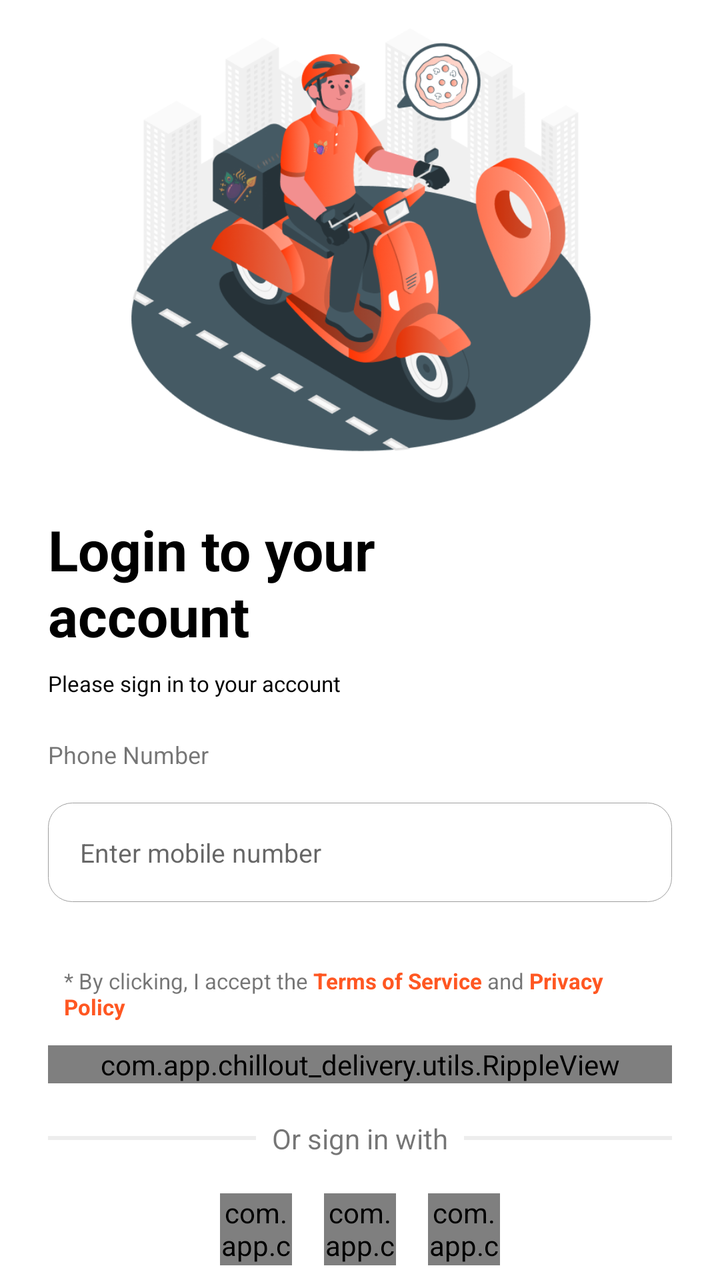
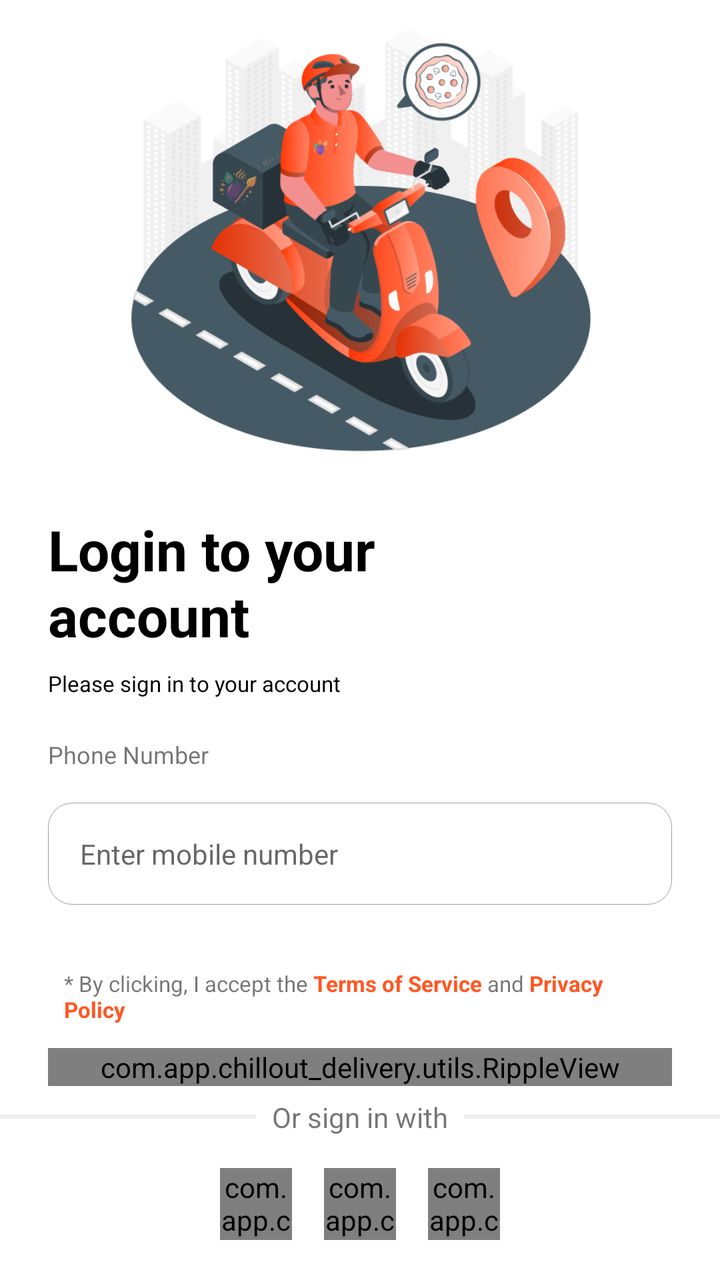

The first picture is an Android layout as it rendered before a commit; the second is the same layout after the commit. The layout source and the unified diff follow.
<!-- AndroidManifest.xml: application theme Theme.ChilloutDelivery -->
<!-- res/layout/activity_login.xml -->
<?xml version="1.0" encoding="utf-8"?>
<androidx.constraintlayout.widget.ConstraintLayout xmlns:android="http://schemas.android.com/apk/res/android"
    xmlns:app="http://schemas.android.com/apk/res-auto"
    xmlns:tools="http://schemas.android.com/tools"
    android:id="@+id/main"
    android:layout_width="match_parent"
    android:layout_height="match_parent"
    tools:context=".activity.LoginActivity">

    <androidx.appcompat.widget.AppCompatImageView
        android:id="@+id/vectorImg"
        android:layout_width="240dp"
        android:layout_height="240dp"
        app:srcCompat="@drawable/scooter_vector"
        app:layout_constraintStart_toStartOf="parent"
        app:layout_constraintEnd_toEndOf="parent"
        app:layout_constraintTop_toTopOf="parent"/>

    <androidx.constraintlayout.widget.ConstraintLayout
        android:layout_width="match_parent"
        android:layout_height="wrap_content"
        android:padding="8dp"
        app:layout_constraintTop_toBottomOf="@+id/vectorImg">

        <androidx.appcompat.widget.LinearLayoutCompat
            android:id="@+id/loginTxtLinear"
            android:layout_width="match_parent"
            android:layout_height="wrap_content"
            android:layout_marginStart="16dp"
            android:layout_marginEnd="16dp"
            android:layout_marginTop="8dp"
            android:orientation="vertical"
            app:layout_constraintTop_toTopOf="parent">

            <androidx.appcompat.widget.AppCompatTextView
                android:layout_width="match_parent"
                android:layout_height="wrap_content"
                android:text="Login to your account"
                android:textSize="28sp"
                android:textColor="@color/black"
                android:textStyle="bold"
                android:layout_marginEnd="120dp"/>

            <androidx.appcompat.widget.AppCompatTextView
                android:layout_width="match_parent"
                android:layout_height="wrap_content"
                android:text="Please sign in to your account"
                android:textSize="11sp"
                android:textColor="@color/black"
                android:layout_marginTop="8dp"/>

        </androidx.appcompat.widget.LinearLayoutCompat>

        <androidx.appcompat.widget.LinearLayoutCompat
            android:id="@+id/mobileLinear"
            android:layout_width="match_parent"
            android:layout_height="wrap_content"
            android:layout_marginStart="16dp"
            android:layout_marginEnd="16dp"
            android:layout_marginTop="20dp"
            android:orientation="vertical"
            app:layout_constraintTop_toBottomOf="@+id/loginTxtLinear">

            <androidx.appcompat.widget.AppCompatTextView
                android:layout_width="wrap_content"
                android:layout_height="wrap_content"
                android:text="Phone Number"
                android:textSize="12sp"/>

            <androidx.appcompat.widget.AppCompatEditText
                android:id="@+id/edMbleNum"
                android:layout_width="match_parent"
                android:layout_height="wrap_content"
                android:hint="Enter mobile number"
                android:textSize="13sp"
                android:inputType="phone"
                android:maxLength="10"
                android:padding="16dp"
                android:background="@drawable/bg_stroke_grey_12"
                android:layout_marginTop="16dp"/>

            <androidx.appcompat.widget.AppCompatTextView
                android:layout_width="wrap_content"
                android:layout_height="wrap_content"
                android:text="@string/privacy"
                android:textSize="13sp"
                android:paddingStart="8dp"
                android:visibility="gone"
                android:layout_marginTop="16dp"/>

            <androidx.appcompat.widget.AppCompatCheckBox
                android:layout_width="wrap_content"
                android:layout_height="wrap_content"
                android:text="Remember me"
                android:paddingStart="8dp"
                android:checked="false"
                style="@style/CustomCheckboxBrand"
                android:visibility="gone"
                android:layout_marginTop="8dp"/>

        </androidx.appcompat.widget.LinearLayoutCompat>

        <androidx.appcompat.widget.LinearLayoutCompat
            android:layout_width="match_parent"
            android:layout_height="wrap_content"
            android:layout_marginTop="32dp"
            android:orientation="vertical"
            android:layout_marginStart="16dp"
            android:layout_marginEnd="16dp"
            app:layout_constraintTop_toBottomOf="@+id/mobileLinear">

            <androidx.appcompat.widget.AppCompatTextView
                android:layout_width="match_parent"
                android:layout_height="wrap_content"
                android:text="@string/privacy"
                android:textSize="11sp"
                android:layout_marginStart="8dp"
                android:layout_marginEnd="8dp"/>

            <com.app.chillout_delivery.utils.RippleView
                android:id="@+id/rippleSendOtpBtn"
                android:layout_width="match_parent"
                android:layout_height="wrap_content"
                android:splitMotionEvents="false"
                app:rv_centered="@bool/rippleValueCentered"
                app:rv_color="@color/rippleValueColor_pink"
                app:rv_rippleDuration="@integer/rippleValueDuration"
                app:rv_type="simpleRipple"
                app:rv_zoom="@bool/rippleValueZoom"
                app:rv_zoomDuration="@integer/rippleValueZoomDuration"
                android:layout_marginTop="12dp"
                app:layout_constraintTop_toBottomOf="@+id/mobileLinear">

                <androidx.appcompat.widget.AppCompatButton
                    android:id="@+id/sendOtpBtn"
                    android:layout_width="match_parent"
                    android:layout_height="wrap_content"
                    android:text="Send OTP"
                    android:textColor="@color/white"
                    android:layout_marginStart="8dp"
                    android:layout_marginEnd="8dp"
                    android:background="@drawable/bg_button_gradient_24" />

            </com.app.chillout_delivery.utils.RippleView>

            <androidx.appcompat.widget.AppCompatButton
                android:layout_width="match_parent"
                android:layout_height="wrap_content"
                android:text="Send OTP"
                android:textColor="@color/white"
                android:visibility="gone"
                android:background="@drawable/bg_button_gradient_24"
                android:layout_marginTop="12dp"
                app:layout_constraintTop_toBottomOf="@+id/mobileLinear"/>

            <androidx.appcompat.widget.LinearLayoutCompat
                android:id="@+id/lineLinear"
                android:layout_width="match_parent"
                android:layout_height="wrap_content"
                android:layout_marginTop="18dp"
                android:gravity="center"
                app:layout_constraintBottom_toTopOf="@+id/socialLoginLinear">

                <View
                    android:layout_width="wrap_content"
                    android:layout_height="2dp"
                    android:layout_weight="1"
                    android:background="@color/grey_2"/>

                <androidx.appcompat.widget.AppCompatTextView
                    android:layout_width="wrap_content"
                    android:layout_height="wrap_content"
                    android:text="Or sign in with"
                    android:layout_marginStart="8dp"
                    android:layout_marginEnd="8dp"/>

                <View
                    android:layout_width="wrap_content"
                    android:layout_height="2dp"
                    android:layout_weight="1"
                    android:background="@color/grey_2"/>

            </androidx.appcompat.widget.LinearLayoutCompat>

            <androidx.appcompat.widget.LinearLayoutCompat
                android:id="@+id/socialLoginLinear"
                android:layout_width="wrap_content"
                android:layout_height="wrap_content"
                android:gravity="center"
                android:weightSum="3"
                android:layout_gravity="center"
                android:layout_marginStart="16dp"
                android:layout_marginEnd="16dp"
                android:layout_marginTop="18dp"
                app:layout_constraintStart_toStartOf="parent"
                app:layout_constraintEnd_toEndOf="parent"
                app:layout_constraintBottom_toBottomOf="parent">

                <com.app.chillout_delivery.utils.RippleView
                    android:id="@+id/googleBtn"
                    android:layout_width="36dp"
                    android:layout_height="36dp"
                    android:layout_weight="1"
                    android:splitMotionEvents="false"
                    app:rv_centered="@bool/rippleValueCentered"
                    app:rv_color="@color/rippleValueColor_pink"
                    app:rv_rippleDuration="@integer/rippleValueDuration"
                    app:rv_type="simpleRipple"
                    app:rv_zoom="@bool/rippleValueZoom"
                    app:rv_zoomDuration="@integer/rippleValueZoomDuration">

                    <androidx.appcompat.widget.AppCompatImageView
                        android:layout_width="match_parent"
                        android:layout_height="match_parent"
                        app:srcCompat="@drawable/google"/>

                </com.app.chillout_delivery.utils.RippleView>

                <com.app.chillout_delivery.utils.RippleView
                    android:id="@+id/fbBtn"
                    android:layout_width="36dp"
                    android:layout_height="36dp"
                    android:layout_weight="1"
                    android:layout_marginStart="16dp"
                    android:splitMotionEvents="false"
                    app:rv_centered="@bool/rippleValueCentered"
                    app:rv_color="@color/rippleValueColor_pink"
                    app:rv_rippleDuration="@integer/rippleValueDuration"
                    app:rv_type="simpleRipple"
                    app:rv_zoom="@bool/rippleValueZoom"
                    app:rv_zoomDuration="@integer/rippleValueZoomDuration">

                    <androidx.appcompat.widget.AppCompatImageView
                        android:layout_width="36dp"
                        android:layout_height="36dp"
                        app:srcCompat="@drawable/facebook"/>

                </com.app.chillout_delivery.utils.RippleView>

                <com.app.chillout_delivery.utils.RippleView
                    android:id="@+id/watsappBtn"
                    android:layout_width="36dp"
                    android:layout_height="36dp"
                    android:layout_weight="1"
                    android:layout_marginStart="16dp"
                    android:splitMotionEvents="false"
                    app:rv_centered="@bool/rippleValueCentered"
                    app:rv_color="@color/rippleValueColor_pink"
                    app:rv_rippleDuration="@integer/rippleValueDuration"
                    app:rv_type="simpleRipple"
                    app:rv_zoom="@bool/rippleValueZoom"
                    app:rv_zoomDuration="@integer/rippleValueZoomDuration">

                    <androidx.appcompat.widget.AppCompatImageView
                        android:layout_width="36dp"
                        android:layout_height="36dp"
                        app:srcCompat="@drawable/ios"/>

                </com.app.chillout_delivery.utils.RippleView>

            </androidx.appcompat.widget.LinearLayoutCompat>

        </androidx.appcompat.widget.LinearLayoutCompat>

    </androidx.constraintlayout.widget.ConstraintLayout>

</androidx.constraintlayout.widget.ConstraintLayout>
<!-- resources referenced by this layout -->
<resources>
  <bool name="rippleValueCentered">true</bool>
  <bool name="rippleValueZoom">true</bool>
  <color name="black">#FF000000</color>
  <color name="grey_2">#EDEDED</color>
  <color name="rippleValueColor_pink">@color/ripple_color_pink</color>
  <color name="white">#FFFFFFFF</color>
  <!-- drawable bg_button_gradient_24 (drawable) -->
  <?xml version="1.0" encoding="utf-8"?>
  <shape xmlns:android="http://schemas.android.com/apk/res/android"
      android:shape="rectangle">
  
      <gradient android:startColor="@color/red_1"
          android:centerColor="@color/red"
          android:endColor="@color/red_2"/>
  
      <corners android:radius="24dp"/>
  
  </shape>
  <!-- drawable bg_stroke_grey_12 (drawable) -->
  <?xml version="1.0" encoding="utf-8"?>
  <shape xmlns:android="http://schemas.android.com/apk/res/android"
      android:shape="rectangle">
  
      <stroke android:color="@color/grey_1"
          android:width="0.3dp"/>
  
      <corners android:radius="12dp"/>
  
  </shape>
  <integer name="rippleValueDuration">200</integer>
  <integer name="rippleValueZoomDuration">500</integer>
  <string name="privacy">
      * By clicking, I accept the
          <font color="#FF5722"><b>Terms of Service</b></font>
      and
          <font color="#FF5722"><b>Privacy Policy</b></font>
  </string>
  <style name="CustomCheckboxBrand" parent="@style/Widget.AppCompat.CompoundButton.CheckBox">
          <item name="android:button">@drawable/checkbox_background</item>
          <item name="buttonTint">@color/checkbox_tint</item>
          <item name="android:background">@android:color/transparent</item>
      </style>
  <color name="ripple_color_pink">#FF73A7</color>
  <color name="red_1">#FF3604</color>
  <color name="red">#FF3C04</color>
  <color name="red_2">#FF8365</color>
  <color name="grey_1">#9e9e9e</color>
  <!-- drawable checkbox_background (drawable) -->
  <?xml version="1.0" encoding="utf-8"?>
  <selector xmlns:android="http://schemas.android.com/apk/res/android">
      
      <item android:drawable="@drawable/ic_checkbox_checked"
          android:state_checked="true"
          android:state_enabled="false" />
  
      
      <item android:drawable="@drawable/ic_checkbox_checked"
          android:state_checked="true"
          android:state_enabled="true" />
  
      
      <item android:drawable="@drawable/ic_checkbox_unchecked"/>
  </selector>
  <color name="checkbox_tint">#FF512F</color>
  <color name="purple_500">#FF6200EE</color>
  <color name="purple_700">#FF3700B3</color>
  <color name="teal_200">#FF03DAC5</color>
  <color name="teal_700">#FF018786</color>
  <!-- unchanged entries left out for length: 7 -->
</resources>

<!-- the commit's change to res/layout/activity_login.xml (unified diff, before → after) -->
@@ -17,9 +17,11 @@
         app:layout_constraintTop_toTopOf="parent"/>
 
     <androidx.constraintlayout.widget.ConstraintLayout
+        android:id="@+id/loginConstraint"
         android:layout_width="match_parent"
         android:layout_height="wrap_content"
         android:padding="8dp"
+        android:visibility="visible"
         app:layout_constraintTop_toBottomOf="@+id/vectorImg">
 
         <androidx.appcompat.widget.LinearLayoutCompat
@@ -72,7 +74,7 @@
                 android:layout_width="match_parent"
                 android:layout_height="wrap_content"
                 android:hint="Enter mobile number"
-                android:textSize="13sp"
+                android:textSize="14sp"
                 android:inputType="phone"
                 android:maxLength="10"
                 android:padding="16dp"
@@ -153,115 +155,268 @@
                 android:layout_marginTop="12dp"
                 app:layout_constraintTop_toBottomOf="@+id/mobileLinear"/>
 
+        </androidx.appcompat.widget.LinearLayoutCompat>
+
+    </androidx.constraintlayout.widget.ConstraintLayout>
+
+    <androidx.constraintlayout.widget.ConstraintLayout
+        android:id="@+id/otpConstraint"
+        android:layout_width="match_parent"
+        android:layout_height="0dp"
+        android:layout_marginTop="-20dp"
+        android:layout_marginStart="16dp"
+        android:layout_marginEnd="16dp"
+        android:visibility="gone"
+        app:layout_constraintTop_toBottomOf="@+id/vectorImg"
+        app:layout_constraintBottom_toBottomOf="parent">
+
+        <androidx.appcompat.widget.LinearLayoutCompat
+            android:id="@+id/otpTxtLinear"
+            android:layout_width="match_parent"
+            android:layout_height="wrap_content"
+            android:layout_marginStart="16dp"
+            android:layout_marginEnd="16dp"
+            android:layout_marginTop="8dp"
+            android:orientation="vertical"
+            app:layout_constraintTop_toTopOf="parent">
+
+            <androidx.appcompat.widget.AppCompatTextView
+                android:layout_width="match_parent"
+                android:layout_height="wrap_content"
+                android:text="Login to your account"
+                android:textSize="28sp"
+                android:textColor="@color/black"
+                android:textStyle="bold"
+                android:layout_marginEnd="120dp"/>
+
+            <androidx.appcompat.widget.AppCompatTextView
+                android:layout_width="match_parent"
+                android:layout_height="wrap_content"
+                android:text="Please sign in to your account"
+                android:textSize="11sp"
+                android:textColor="@color/black"
+                android:layout_marginTop="8dp"/>
+
+        </androidx.appcompat.widget.LinearLayoutCompat>
+
+        <androidx.appcompat.widget.LinearLayoutCompat
+            android:id="@+id/otpMobileLinear"
+            android:layout_width="match_parent"
+            android:layout_height="wrap_content"
+            android:layout_marginStart="16dp"
+            android:layout_marginEnd="16dp"
+            android:layout_marginTop="20dp"
+            android:orientation="vertical"
+            app:layout_constraintTop_toBottomOf="@+id/otpTxtLinear">
+
+            <androidx.appcompat.widget.AppCompatTextView
+                android:layout_width="wrap_content"
+                android:layout_height="wrap_content"
+                android:text="Phone Number"
+                android:textSize="12sp"/>
+
+            <com.ozcanalasalvar.otp_view.view.OtpView
+                android:id="@+id/otpView"
+                android:layout_width="wrap_content"
+                android:layout_height="wrap_content"
+                app:digits="6"
+                android:focusable="true"
+                android:focusableInTouchMode="true"
+                app:keyboardType="number"
+                app:activeColor="@color/white"
+                app:autoFocusEnabled="false"
+                app:passiveColor="@color/greyFinal"
+                app:textColor="@color/red"
+                app:textSize="20"
+                android:translationZ="20dp"
+                android:layout_marginTop="20dp"
+                android:layout_marginHorizontal="7dp"/>
+
+            <androidx.appcompat.widget.AppCompatTextView
+                android:id="@+id/resendTxt"
+                android:layout_width="wrap_content"
+                android:layout_height="wrap_content"
+                android:text="@string/resend_text"
+                android:layout_marginTop="16dp"
+                android:layout_gravity="center"/>
+
             <androidx.appcompat.widget.LinearLayoutCompat
-                android:id="@+id/lineLinear"
-                android:layout_width="match_parent"
-                android:layout_height="wrap_content"
-                android:layout_marginTop="18dp"
+                android:id="@+id/timerLinear"
+                android:layout_width="wrap_content"
+                android:layout_height="wrap_content"
+                android:layout_marginTop="12dp"
                 android:gravity="center"
-                app:layout_constraintBottom_toTopOf="@+id/socialLoginLinear">
-
-                <View
-                    android:layout_width="wrap_content"
-                    android:layout_height="2dp"
-                    android:layout_weight="1"
-                    android:background="@color/grey_2"/>
+                android:layout_gravity="center">
+
+                <androidx.appcompat.widget.AppCompatImageView
+                    android:layout_width="20dp"
+                    android:layout_height="20dp"
+                    app:srcCompat="@drawable/ic_clock"/>
 
                 <androidx.appcompat.widget.AppCompatTextView
+                    android:id="@+id/timerTxt"
                     android:layout_width="wrap_content"
                     android:layout_height="wrap_content"
-                    android:text="Or sign in with"
+                    android:text="00:00"
+                    android:layout_marginStart="6dp"/>
+
+            </androidx.appcompat.widget.LinearLayoutCompat>
+
+        </androidx.appcompat.widget.LinearLayoutCompat>
+
+        <androidx.appcompat.widget.LinearLayoutCompat
+            android:layout_width="match_parent"
+            android:layout_height="wrap_content"
+            android:layout_marginTop="32dp"
+            android:orientation="vertical"
+            android:layout_marginStart="16dp"
+            android:layout_marginEnd="16dp"
+            app:layout_constraintTop_toBottomOf="@+id/otpMobileLinear">
+
+            <androidx.appcompat.widget.AppCompatTextView
+                android:layout_width="match_parent"
+                android:layout_height="wrap_content"
+                android:text="@string/privacy"
+                android:textSize="11sp"
+                android:layout_marginStart="8dp"
+                android:layout_marginEnd="8dp"/>
+
+            <com.app.chillout_delivery.utils.RippleView
+                android:id="@+id/rippleVerifyOtpBtn"
+                android:layout_width="match_parent"
+                android:layout_height="wrap_content"
+                android:splitMotionEvents="false"
+                app:rv_centered="@bool/rippleValueCentered"
+                app:rv_color="@color/rippleValueColor_pink"
+                app:rv_rippleDuration="@integer/rippleValueDuration"
+                app:rv_type="simpleRipple"
+                app:rv_zoom="@bool/rippleValueZoom"
+                app:rv_zoomDuration="@integer/rippleValueZoomDuration"
+                android:layout_marginTop="12dp"
+                app:layout_constraintTop_toBottomOf="@+id/mobileLinear">
+
+                <androidx.appcompat.widget.AppCompatButton
+                    android:id="@+id/verifyOtpBtn"
+                    android:layout_width="match_parent"
+                    android:layout_height="wrap_content"
+                    android:text="Send OTP"
+                    android:textColor="@color/white"
                     android:layout_marginStart="8dp"
-                    android:layout_marginEnd="8dp"/>
-
-                <View
-                    android:layout_width="wrap_content"
-                    android:layout_height="2dp"
-                    android:layout_weight="1"
-                    android:background="@color/grey_2"/>
-
-            </androidx.appcompat.widget.LinearLayoutCompat>
-
-            <androidx.appcompat.widget.LinearLayoutCompat
-                android:id="@+id/socialLoginLinear"
-                android:layout_width="wrap_content"
-                android:layout_height="wrap_content"
-                android:gravity="center"
-                android:weightSum="3"
-                android:layout_gravity="center"
-                android:layout_marginStart="16dp"
-                android:layout_marginEnd="16dp"
-                android:layout_marginTop="18dp"
-                app:layout_constraintStart_toStartOf="parent"
-                app:layout_constraintEnd_toEndOf="parent"
-                app:layout_constraintBottom_toBottomOf="parent">
-
-                <com.app.chillout_delivery.utils.RippleView
-                    android:id="@+id/googleBtn"
-                    android:layout_width="36dp"
-                    android:layout_height="36dp"
-                    android:layout_weight="1"
-                    android:splitMotionEvents="false"
-                    app:rv_centered="@bool/rippleValueCentered"
-                    app:rv_color="@color/rippleValueColor_pink"
-                    app:rv_rippleDuration="@integer/rippleValueDuration"
-                    app:rv_type="simpleRipple"
-                    app:rv_zoom="@bool/rippleValueZoom"
-                    app:rv_zoomDuration="@integer/rippleValueZoomDuration">
-
-                    <androidx.appcompat.widget.AppCompatImageView
-                        android:layout_width="match_parent"
-                        android:layout_height="match_parent"
-                        app:srcCompat="@drawable/google"/>
-
-                </com.app.chillout_delivery.utils.RippleView>
-
-                <com.app.chillout_delivery.utils.RippleView
-                    android:id="@+id/fbBtn"
-                    android:layout_width="36dp"
-                    android:layout_height="36dp"
-                    android:layout_weight="1"
-                    android:layout_marginStart="16dp"
-                    android:splitMotionEvents="false"
-                    app:rv_centered="@bool/rippleValueCentered"
-                    app:rv_color="@color/rippleValueColor_pink"
-                    app:rv_rippleDuration="@integer/rippleValueDuration"
-                    app:rv_type="simpleRipple"
-                    app:rv_zoom="@bool/rippleValueZoom"
-                    app:rv_zoomDuration="@integer/rippleValueZoomDuration">
-
-                    <androidx.appcompat.widget.AppCompatImageView
-                        android:layout_width="36dp"
-                        android:layout_height="36dp"
-                        app:srcCompat="@drawable/facebook"/>
-
-                </com.app.chillout_delivery.utils.RippleView>
-
-                <com.app.chillout_delivery.utils.RippleView
-                    android:id="@+id/watsappBtn"
-                    android:layout_width="36dp"
-                    android:layout_height="36dp"
-                    android:layout_weight="1"
-                    android:layout_marginStart="16dp"
-                    android:splitMotionEvents="false"
-                    app:rv_centered="@bool/rippleValueCentered"
-                    app:rv_color="@color/rippleValueColor_pink"
-                    app:rv_rippleDuration="@integer/rippleValueDuration"
-                    app:rv_type="simpleRipple"
-                    app:rv_zoom="@bool/rippleValueZoom"
-                    app:rv_zoomDuration="@integer/rippleValueZoomDuration">
-
-                    <androidx.appcompat.widget.AppCompatImageView
-                        android:layout_width="36dp"
-                        android:layout_height="36dp"
-                        app:srcCompat="@drawable/ios"/>
-
-                </com.app.chillout_delivery.utils.RippleView>
-
-            </androidx.appcompat.widget.LinearLayoutCompat>
+                    android:layout_marginEnd="8dp"
+                    android:background="@drawable/bg_button_gradient_24" />
+
+            </com.app.chillout_delivery.utils.RippleView>
 
         </androidx.appcompat.widget.LinearLayoutCompat>
 
     </androidx.constraintlayout.widget.ConstraintLayout>
 
+    <androidx.appcompat.widget.LinearLayoutCompat
+        android:id="@+id/otpLineLinear"
+        android:layout_width="match_parent"
+        android:layout_height="wrap_content"
+        android:layout_marginBottom="16dp"
+        android:gravity="center"
+        app:layout_constraintBottom_toTopOf="@+id/socialLoginLinear">
+
+        <View
+            android:layout_width="wrap_content"
+            android:layout_height="2dp"
+            android:layout_weight="1"
+            android:background="@color/grey_2"/>
+
+        <androidx.appcompat.widget.AppCompatTextView
+            android:layout_width="wrap_content"
+            android:layout_height="wrap_content"
+            android:text="Or sign in with"
+            android:layout_marginStart="8dp"
+            android:layout_marginEnd="8dp"/>
+
+        <View
+            android:layout_width="wrap_content"
+            android:layout_height="2dp"
+            android:layout_weight="1"
+            android:background="@color/grey_2"/>
+
+    </androidx.appcompat.widget.LinearLayoutCompat>
+
+    <androidx.appcompat.widget.LinearLayoutCompat
+        android:id="@+id/socialLoginLinear"
+        android:layout_width="wrap_content"
+        android:layout_height="wrap_content"
+        android:gravity="center"
+        android:weightSum="3"
+        android:layout_gravity="center"
+        android:layout_marginStart="16dp"
+        android:layout_marginEnd="16dp"
+        android:layout_marginTop="18dp"
+        android:layout_marginBottom="20dp"
+        app:layout_constraintStart_toStartOf="parent"
+        app:layout_constraintEnd_toEndOf="parent"
+        app:layout_constraintBottom_toBottomOf="parent">
+
+        <com.app.chillout_delivery.utils.RippleView
+            android:id="@+id/googleBtn"
+            android:layout_width="36dp"
+            android:layout_height="36dp"
+            android:layout_weight="1"
+            android:splitMotionEvents="false"
+            app:rv_centered="@bool/rippleValueCentered"
+            app:rv_color="@color/rippleValueColor_pink"
+            app:rv_rippleDuration="@integer/rippleValueDuration"
+            app:rv_type="simpleRipple"
+            app:rv_zoom="@bool/rippleValueZoom"
+            app:rv_zoomDuration="@integer/rippleValueZoomDuration">
+
+            <androidx.appcompat.widget.AppCompatImageView
+                android:layout_width="match_parent"
+                android:layout_height="match_parent"
+                app:srcCompat="@drawable/google"/>
+
+        </com.app.chillout_delivery.utils.RippleView>
+
+        <com.app.chillout_delivery.utils.RippleView
+            android:id="@+id/fbBtn"
+            android:layout_width="36dp"
+            android:layout_height="36dp"
+            android:layout_weight="1"
+            android:layout_marginStart="16dp"
+            android:splitMotionEvents="false"
+            app:rv_centered="@bool/rippleValueCentered"
+            app:rv_color="@color/rippleValueColor_pink"
+            app:rv_rippleDuration="@integer/rippleValueDuration"
+            app:rv_type="simpleRipple"
+            app:rv_zoom="@bool/rippleValueZoom"
+            app:rv_zoomDuration="@integer/rippleValueZoomDuration">
+
+            <androidx.appcompat.widget.AppCompatImageView
+                android:layout_width="36dp"
+                android:layout_height="36dp"
+                app:srcCompat="@drawable/facebook"/>
+
+        </com.app.chillout_delivery.utils.RippleView>
+
+        <com.app.chillout_delivery.utils.RippleView
+            android:id="@+id/watsappBtn"
+            android:layout_width="36dp"
+            android:layout_height="36dp"
+            android:layout_weight="1"
+            android:layout_marginStart="16dp"
+            android:splitMotionEvents="false"
+            app:rv_centered="@bool/rippleValueCentered"
+            app:rv_color="@color/rippleValueColor_pink"
+            app:rv_rippleDuration="@integer/rippleValueDuration"
+            app:rv_type="simpleRipple"
+            app:rv_zoom="@bool/rippleValueZoom"
+            app:rv_zoomDuration="@integer/rippleValueZoomDuration">
+
+            <androidx.appcompat.widget.AppCompatImageView
+                android:layout_width="36dp"
+                android:layout_height="36dp"
+                app:srcCompat="@drawable/ios"/>
+
+        </com.app.chillout_delivery.utils.RippleView>
+
+    </androidx.appcompat.widget.LinearLayoutCompat>
+
 </androidx.constraintlayout.widget.ConstraintLayout>
<!-- resource entries referenced after the edit -->
@@ -3,6 +3,7 @@
   <bool name="rippleValueCentered">true</bool>
   <bool name="rippleValueZoom">true</bool>
   <color name="black">#FF000000</color>
+  <color name="greyFinal">#eeeff4</color>
   <color name="grey_2">#EDEDED</color>
   <color name="rippleValueColor_pink">@color/ripple_color_pink</color>
   <color name="white">#FFFFFFFF</color>
@@ -29,6 +30,12 @@
       <corners android:radius="12dp"/>
   
   </shape>
+  <!-- drawable ic_clock (drawable) -->
+  <vector xmlns:android="http://schemas.android.com/apk/res/android" android:height="24dp" android:tint="#000000" android:viewportHeight="960" android:viewportWidth="960" android:width="24dp">
+        
+      <path android:fillColor="@android:color/white" android:pathData="M582,662L440,520L440,320L520,320L520,487L638,605L582,662ZM440,240L440,160L520,160L520,240L440,240ZM720,520L720,440L800,440L800,520L720,520ZM440,800L440,720L520,720L520,800L440,800ZM160,520L160,440L240,440L240,520L160,520ZM480,880Q397,880 324,848.5Q251,817 197,763Q143,709 111.5,636Q80,563 80,480Q80,397 111.5,324Q143,251 197,197Q251,143 324,111.5Q397,80 480,80Q563,80 636,111.5Q709,143 763,197Q817,251 848.5,324Q880,397 880,480Q880,563 848.5,636Q817,709 763,763Q709,817 636,848.5Q563,880 480,880ZM480,800Q614,800 707,707Q800,614 800,480Q800,346 707,253Q614,160 480,160Q346,160 253,253Q160,346 160,480Q160,614 253,707Q346,800 480,800ZM480,480Q480,480 480,480Q480,480 480,480Q480,480 480,480Q480,480 480,480Q480,480 480,480Q480,480 480,480Q480,480 480,480Q480,480 480,480Z"/>
+      
+  </vector>
   <integer name="rippleValueDuration">200</integer>
   <integer name="rippleValueZoomDuration">500</integer>
   <string name="privacy">
@@ -37,6 +44,7 @@
       and
           <font color="#FF5722"><b>Privacy Policy</b></font>
   </string>
+  <string name="resend_text">Didn\'t receive code? <font color="#FF5722"><b>Resend</b></font></string>
   <style name="CustomCheckboxBrand" parent="@style/Widget.AppCompat.CompoundButton.CheckBox">
           <item name="android:button">@drawable/checkbox_background</item>
           <item name="buttonTint">@color/checkbox_tint</item>
